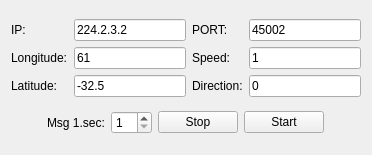
This is src/mainWin.ui in zhoutk/udpTools as Qt 5 draws it before an edit. The edited form follows.
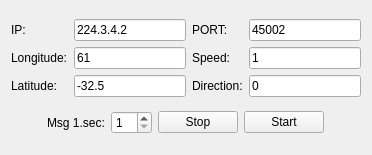
This is the edited form.

Diff of the .ui file:
```diff
--- a/src/mainWin.ui
+++ b/src/mainWin.ui
@@ -58,7 +58,7 @@
        <item>
         <widget class="QLineEdit" name="ipAddress">
          <property name="text">
-          <string>224.2.3.2</string>
+          <string>224.3.4.2</string>
          </property>
         </widget>
        </item>
```
